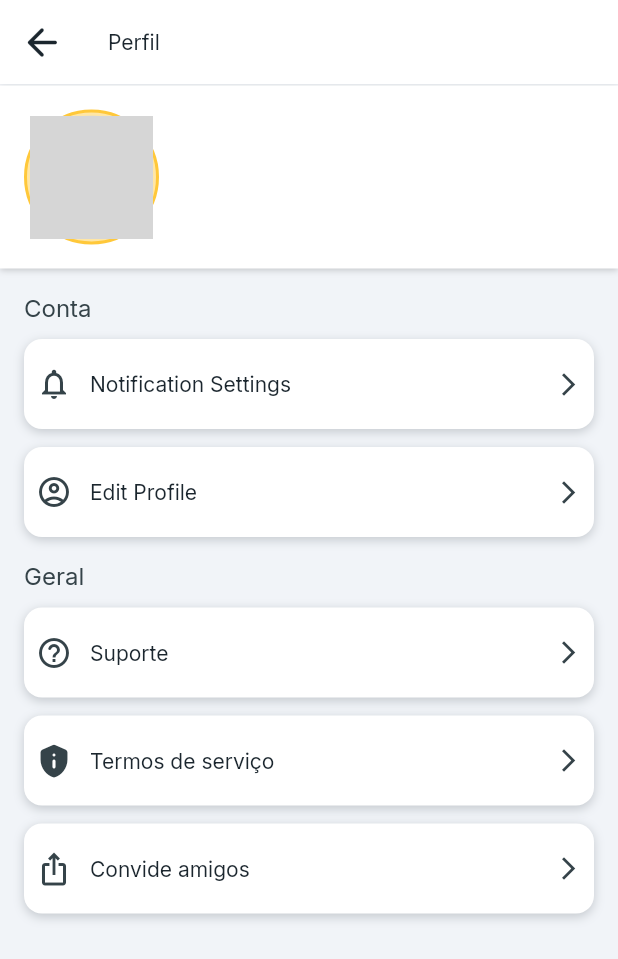
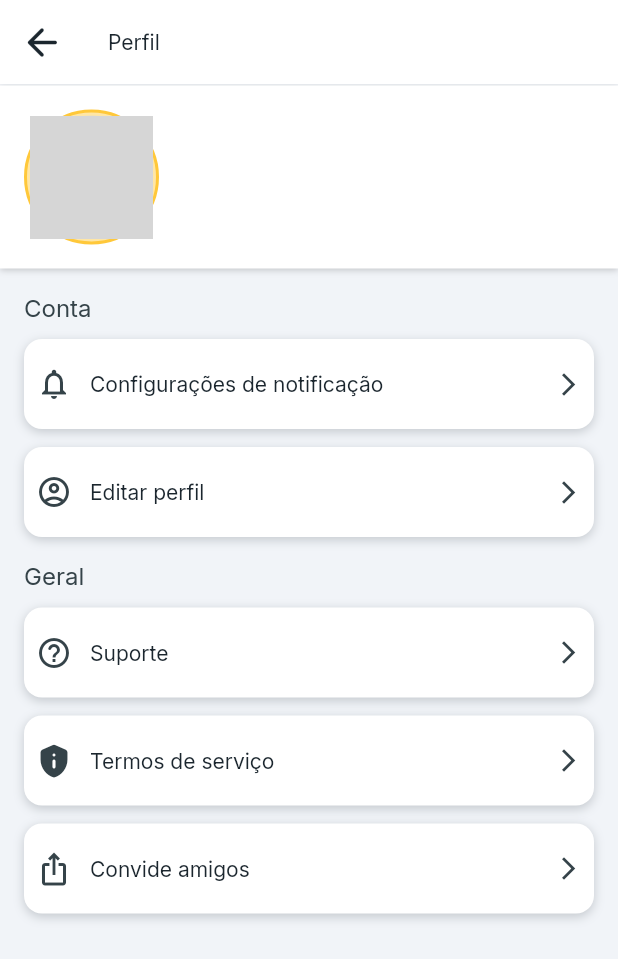
Before and after one commit to maiakkkkkk/Weather-Flutterflow, a Flutter app: the TelaProfileWidget screen opened by its route, on a phone screen of 412 x 824 dp. Shown: the top 959 px of the screen. Run offline on Flutter 3.47's test engine with Material 3 defaults, Android fonts, the light colour scheme and no system bars; drawn by our look-alikes of cached_network_image; our stand-ins replace auto_size_text, cloud_firestore, equatable, firebase_analytics, firebase_auth, firebase_core and 13 more; missing offline and left inert: json_path, mime_type; accounts and stored records are empty; network calls fail; grey boxes are pictures that could not be loaded.

Commit message:
Atualização tela profile

```diff
--- a/lib/pages/tela_profile/tela_profile_widget.dart
+++ b/lib/pages/tela_profile/tela_profile_widget.dart
@@ -54,8 +54,8 @@ class _TelaProfileWidgetState extends State<TelaProfileWidget> {
               color: FlutterFlowTheme.of(context).primaryText,
               size: 30.0,
             ),
-            onPressed: () {
-              print('IconButton pressed ...');
+            onPressed: () async {
+              context.safePop();
             },
           ),
           title: Text(
@@ -210,7 +210,7 @@ class _TelaProfileWidgetState extends State<TelaProfileWidget> {
                             padding: const EdgeInsetsDirectional.fromSTEB(
                                 12.0, 0.0, 0.0, 0.0),
                             child: Text(
-                              'Notification Settings',
+                              'Configurações de notificação',
                               style: FlutterFlowTheme.of(context)
                                   .bodyLarge
                                   .override(
@@ -268,7 +268,7 @@ class _TelaProfileWidgetState extends State<TelaProfileWidget> {
                             padding: const EdgeInsetsDirectional.fromSTEB(
                                 12.0, 0.0, 0.0, 0.0),
                             child: Text(
-                              'Edit Profile',
+                              'Editar perfil',
                               style: FlutterFlowTheme.of(context)
                                   .bodyLarge
                                   .override(
```
